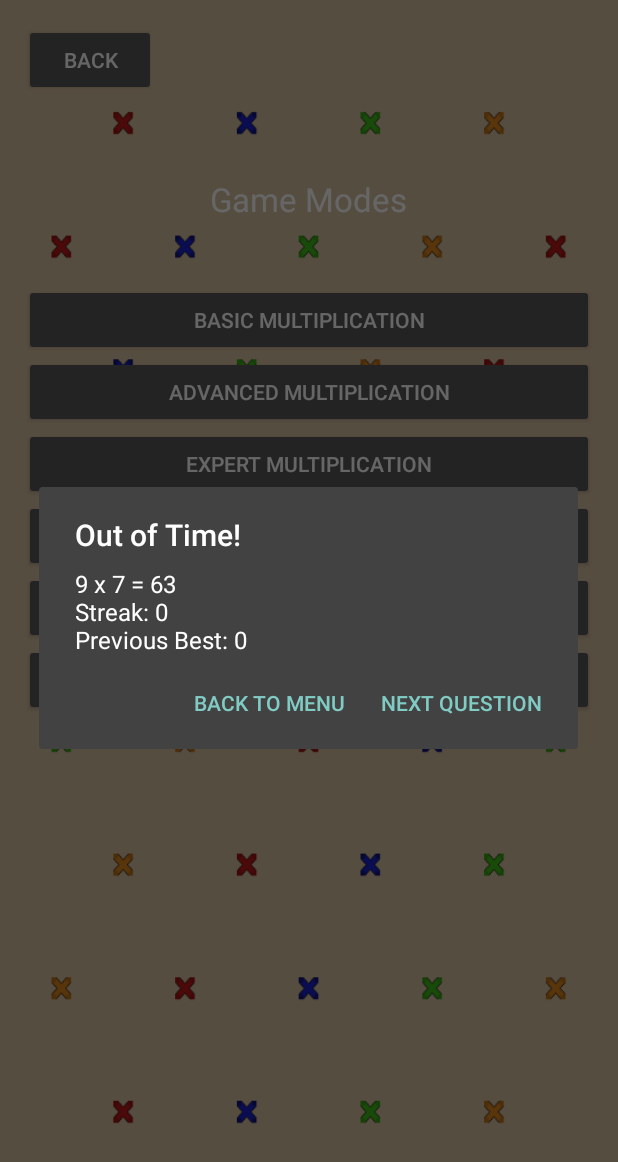
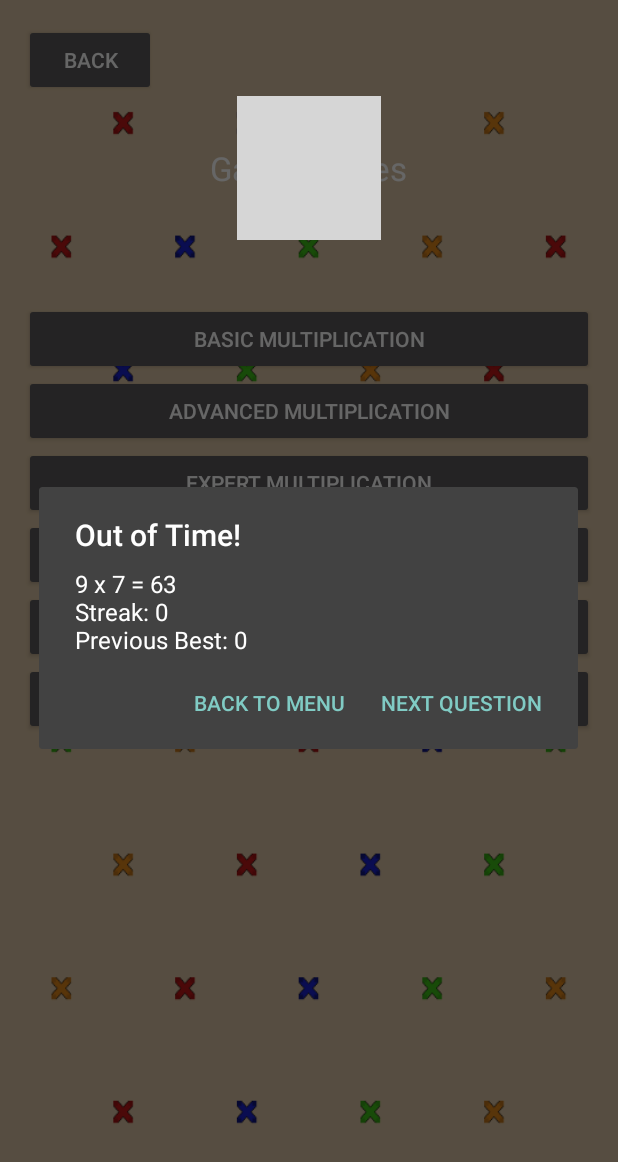
Before and after one commit to willardw/Mathemaniacs, an Android app: the MainActivity screen opened directly, with no data from a screen before it, on a phone screen of 412 x 824 dp. Shown: the top 1162 px of the screen. Run offline under Robolectric (Android 15) with nearby library versions, the phone set to English and light mode, and no system bars; grey boxes are pictures that could not be loaded.

Commit message:
Added new image resources, including new launcher icon and textbackgrounds. Fixed some warnings and made layouts look nicer.

```diff
--- a/app/src/main/AndroidManifest.xml
+++ b/app/src/main/AndroidManifest.xml
@@ -4,7 +4,7 @@
 
     <application
         android:allowBackup="true"
-        android:icon="@mipmap/mathemaniacs_launcher"
+        android:icon="@mipmap/math_launcher2"
         android:label="@string/app_name"
         android:supportsRtl="true"
         android:theme="@style/Theme.AppCompat.NoActionBar">
--- a/app/src/main/java/com/willard/william/mathemaniacs/GameActivity.java
+++ b/app/src/main/java/com/willard/william/mathemaniacs/GameActivity.java
@@ -6,10 +6,8 @@ import android.content.DialogInterface;
 import android.content.Intent;
 import android.content.SharedPreferences;
 import android.os.CountDownTimer;
-import android.preference.PreferenceManager;
 import android.support.v7.app.AppCompatActivity;
 import android.os.Bundle;
-import android.util.Log;
 import android.view.KeyEvent;
 import android.view.View;
 import android.widget.Button;
@@ -455,7 +453,7 @@ public class GameActivity extends AppCompatActivity {
             case 5:
                 editor.putInt(getString(R.string.factorialHighScore), streak);
         }
-        editor.commit();
+        editor.apply();
     }
 
     public void setProgressBar() {
--- a/app/src/main/java/com/willard/william/mathemaniacs/MainActivity.java
+++ b/app/src/main/java/com/willard/william/mathemaniacs/MainActivity.java
@@ -1,16 +1,12 @@
 package com.willard.william.mathemaniacs;
 
 import android.content.Intent;
-import android.content.SharedPreferences;
-import android.preference.PreferenceManager;
 import android.support.v7.app.AppCompatActivity;
 import android.os.Bundle;
 import android.view.KeyEvent;
 import android.view.View;
 
 public class MainActivity extends AppCompatActivity {
-
-    //TODO change textView to have background and look better
 
     @Override
     protected void onCreate(Bundle savedInstanceState) {
--- a/app/src/main/java/com/willard/william/mathemaniacs/TitleActivity.java
+++ b/app/src/main/java/com/willard/william/mathemaniacs/TitleActivity.java
@@ -7,7 +7,6 @@ import android.view.View;
 
 public class TitleActivity extends AppCompatActivity {
 
-    //TODO change textView for title to have background and look better.
     //TODO make ready for release
 
     @Override
--- a/app/src/main/res/layout/activity_main.xml
+++ b/app/src/main/res/layout/activity_main.xml
@@ -1,6 +1,7 @@
 <?xml version="1.0" encoding="utf-8"?>
 <RelativeLayout xmlns:android="http://schemas.android.com/apk/res/android"
     xmlns:tools="http://schemas.android.com/tools"
+    xmlns:app="http://schemas.android.com/apk/res-auto"
     android:id="@+id/activity_main"
     android:layout_width="match_parent"
     android:layout_height="match_parent"
@@ -12,7 +13,7 @@
     tools:context="com.willard.william.mathemaniacs.MainActivity">
 
     <Button
-        android:text="Back"
+        android:text="@string/back"
         android:layout_width="wrap_content"
         android:layout_height="wrap_content"
         android:layout_alignParentTop="true"
@@ -21,61 +22,79 @@
         android:onClick="backButtonPressed"
         android:id="@+id/backMainButton" />
 
-    <TextView
-        android:text="Game Modes"
-        android:layout_width="wrap_content"
+    <FrameLayout
+        android:layout_width="match_parent"
         android:layout_height="wrap_content"
-        android:textAppearance="?android:attr/textAppearanceLarge"
-        android:layout_below="@+id/backMainButton"
-        android:layout_centerHorizontal="true"
-        android:layout_marginTop="54dp"
-        android:id="@+id/gameModesText" />
+        android:layout_alignParentLeft="true"
+        android:layout_alignParentStart="true"
+        android:layout_centerInParent="true"
+        android:id="@+id/frameLayout"
+        android:layout_below="@+id/backMainButton">
+
+        <ImageView
+            android:layout_width="wrap_content"
+            android:layout_height="wrap_content"
+            app:srcCompat="@drawable/textbackground"
+            android:id="@+id/titleBackground"
+            android:layout_gravity="center"
+            android:contentDescription="@string/modesBackgroundDescription"/>
+
+        <TextView
+            android:text="@string/gameModes"
+            android:layout_width="wrap_content"
+            android:layout_height="wrap_content"
+            android:textAppearance="?android:attr/textAppearanceLarge"
+            android:layout_gravity="center"
+            android:id="@+id/gameModesText" />
+
+    </FrameLayout>
 
     <LinearLayout
         android:orientation="vertical"
         android:layout_width="match_parent"
-        android:layout_height="match_parent"
-        android:layout_below="@+id/gameModesText"
+        android:layout_height="wrap_content"
+        android:layout_below="@+id/frameLayout"
+        android:id="@+id/buttonLayout"
         android:layout_centerHorizontal="true"
         android:layout_marginTop="42dp">
 
         <Button
-            android:text="Basic Multiplication"
+            android:text="@string/basicMulti"
             android:layout_width="match_parent"
             android:layout_height="wrap_content"
             android:id="@+id/basicMultiplyButton"
             android:onClick="basicMultiplyButtonPressed"/>
 
         <Button
-            android:text="Advanced Multiplication"
+            android:text="@string/advancedMulti"
             android:layout_width="match_parent"
             android:layout_height="wrap_content"
             android:id="@+id/advancedMultiplyButton"
             android:onClick="advancedMultiplyButtonPressed"/>
 
         <Button
-            android:text="Expert Multiplication"
+            android:text="@string/expertMulti"
             android:layout_width="match_parent"
             android:layout_height="wrap_content"
             android:id="@+id/expertMultiplyButton"
             android:onClick="expertMultiplyButtonPressed"/>
 
         <Button
-            android:text="Squares"
+            android:text="@string/squares"
             android:layout_width="match_parent"
             android:layout_height="wrap_content"
             android:id="@+id/squaresButton"
             android:onClick="squaresButtonPressed"/>
 
         <Button
-            android:text="Modulo"
+            android:text="@string/modulo"
             android:layout_width="match_parent"
             android:layout_height="wrap_content"
             android:id="@+id/moduloButton"
             android:onClick="moduloButtonPressed"/>
 
         <Button
-            android:text="Factorial"
+            android:text="@string/factorial"
             android:layout_width="match_parent"
             android:layout_height="wrap_content"
             android:id="@+id/factorialButton"
--- a/app/src/main/res/values/strings.xml
+++ b/app/src/main/res/values/strings.xml
@@ -6,4 +6,16 @@
     <string name="squaresHighScore">SquaresHighScore</string>
     <string name="moduloHighScore">ModuloHighScore</string>
     <string name="factorialHighScore">FactorialHighScore</string>
+    <string name="play">Play!</string>
+    <string name="title">MATHEMANIACS</string>
+    <string name="titleBackgroundDescription">Background Image for Title</string>
+    <string name="back">Back</string>
+    <string name="gameModes">Game Modes</string>
+    <string name="modesBackgroundDescription">Background Image for Modes Text</string>
+    <string name="basicMulti">Basic Multiplication</string>
+    <string name="advancedMulti">Advanced Multiplication</string>
+    <string name="expertMulti">Expert Multiplication</string>
+    <string name="squares">Squares</string>
+    <string name="modulo">Modulo</string>
+    <string name="factorial">Factorial</string>
 </resources>
```
Also changed, not shown: app/src/main/res/layout/activity_title.xml (+27 -11 lines), app/src/main/math_launcher2-web.png (added), app/src/main/res/drawable/textBackground.png (added), app/src/main/res/drawable/titleBackground.png (added), app/src/main/res/mipmap-hdpi/math_launcher2.png (added), app/src/main/res/mipmap-mdpi/math_launcher2.png (added), app/src/main/res/mipmap-xhdpi/math_launcher2.png (added), app/src/main/res/mipmap-xxhdpi/math_launcher2.png (added), app/src/main/res/mipmap-xxxhdpi/math_launcher2.png (added).
